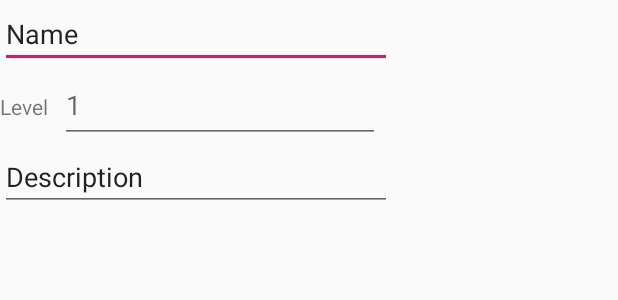
After one commit to Armion/SpellBook, an Android app: the layout create_metamagic.xml on its own in the app's theme, with its tools: preview values and no code run, on a phone screen of 412 x 824 dp. The commit adds this screen. Shown: the top 300 px of the screen. Run offline under Robolectric (Android 15) with nearby library versions, the phone set to English and light mode, and no system bars.

Commit message:
metamagic finish
todo ! corrige the bug when the json file doesn't existe

```diff
--- a/app/build.gradle
+++ b/app/build.gradle
@@ -26,4 +26,5 @@ dependencies {
     androidTestImplementation 'com.android.support.test:runner:1.0.2'
     androidTestImplementation 'com.android.support.test.espresso:espresso-core:3.0.2'
     implementation 'com.android.support:recyclerview-v7:28.0.0'
+    implementation 'com.android.support:design:28.0.0'
 }
--- /dev/null
+++ b/app/src/main/res/layout/create_metamagic.xml
@@ -0,0 +1,67 @@
+<?xml version="1.0" encoding="utf-8"?>
+<android.support.constraint.ConstraintLayout
+    xmlns:android="http://schemas.android.com/apk/res/android"
+    xmlns:app="http://schemas.android.com/apk/res-auto"
+    xmlns:tools="http://schemas.android.com/tools"
+    android:layout_width="match_parent"
+    android:layout_height="match_parent">
+
+    <LinearLayout
+        android:layout_width="wrap_content"
+        android:layout_height="wrap_content"
+        android:orientation="vertical"
+        tools:layout_editor_absoluteX="8dp"
+        tools:layout_editor_absoluteY="8dp">
+
+        <EditText
+            android:id="@+id/inputName"
+            android:layout_width="match_parent"
+            android:layout_height="wrap_content"
+            android:autoText="false"
+            android:ems="10"
+            android:hint="@string/name"
+            android:inputType="textPersonName"
+            android:text="@string/name" />
+
+        <LinearLayout
+            android:layout_width="wrap_content"
+            android:layout_height="50dp"
+            android:orientation="horizontal">
+
+            <TextView
+                android:id="@+id/labelLevel"
+                android:layout_width="match_parent"
+                android:layout_height="50dp"
+                android:text="@string/level"
+                tools:layout_editor_absoluteX="32dp"
+                tools:layout_editor_absoluteY="66dp" />
+
+            <EditText
+                android:id="@+id/inputLevel"
+                android:layout_width="match_parent"
+                android:layout_height="match_parent"
+                android:layout_marginStart="8dp"
+                android:layout_marginLeft="8dp"
+                android:layout_marginEnd="8dp"
+                android:layout_marginRight="8dp"
+                android:ems="10"
+                android:hint="1"
+                android:inputType="number"
+                app:layout_constraintEnd_toEndOf="parent"
+                app:layout_constraintStart_toEndOf="@+id/labelLevel"
+                tools:layout_editor_absoluteY="66dp" />
+
+
+        </LinearLayout>
+
+        <EditText
+            android:id="@+id/inputDescription"
+            android:layout_width="match_parent"
+            android:layout_height="wrap_content"
+            android:ems="10"
+            android:inputType="textMultiLine"
+            android:text="@string/description" />
+
+    </LinearLayout>
+
+</android.support.constraint.ConstraintLayout>
--- a/app/src/main/res/values/strings.xml
+++ b/app/src/main/res/values/strings.xml
@@ -7,4 +7,8 @@
     <string name="create">Create</string>
     <string name="edit">Edit</string>
     <string name="delete">Delete</string>
+    <string name="name">Name</string>
+    <string name="level">Level</string>
+    <string name="description">Description</string>
+    <string name="create_metamagic">Create Meta Magic</string>
 </resources>
```
Also changed, not shown: app/src/main/java/com/example/armion/spellbook/hud/metamagic/CreateMetamagicDialog.java (added, +88 -0 lines), app/src/main/java/com/example/armion/spellbook/hud/metamagic/MetaListAdapter.java (+69 -3 lines), app/src/main/java/com/example/armion/spellbook/hud/metamagic/MetaSpellActivity.java (+110 -15 lines), 1 other file.
